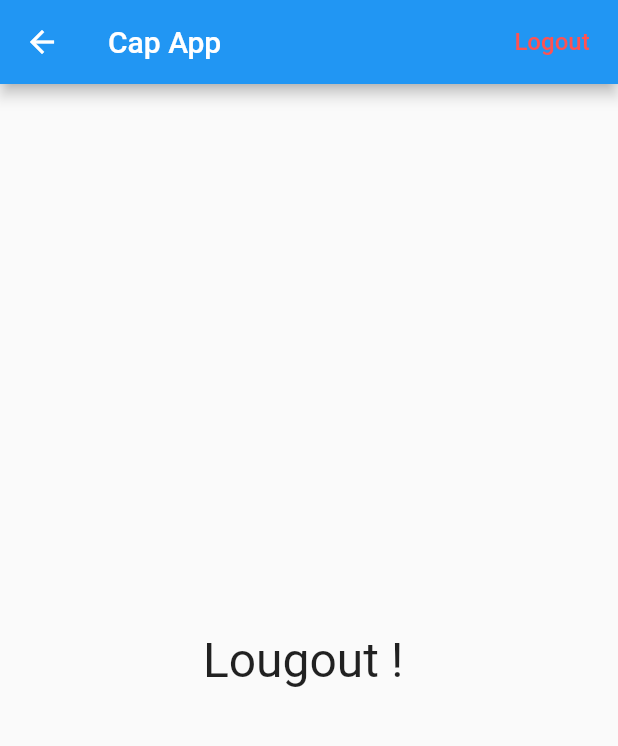
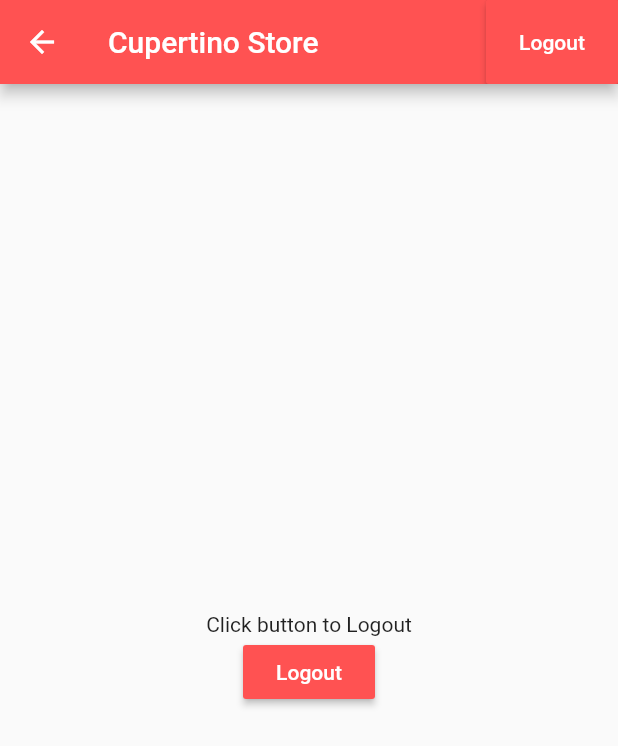
Before and after one commit to elganayasser/FlutterApp, a Flutter app: the HomePage screen opened directly, on a phone screen of 412 x 824 dp. Shown: the top 746 px of the screen. Run offline on Flutter 3.47's test engine with Material 2 defaults, Android fonts, the phone set to English and light mode, and no system bars; our stand-ins replace firebase_auth; accounts and stored records are empty.

Commit message:
final version

```diff
--- a/login_demo/lib/home_page.dart
+++ b/login_demo/lib/home_page.dart
@@ -16,18 +16,36 @@ Future navigateToSubPage(context) async {
   Widget build(BuildContext context) {
 
     return new Scaffold(
-      appBar : new AppBar (title: new Text('Cap App '),
+      appBar : new AppBar (title: new Text('Cupertino Store'),backgroundColor:Colors.redAccent,
       actions: <Widget>[
-        new FlatButton(onPressed: (){
-            auth.signOut();
+        new RaisedButton(textColor: Colors.white,
+              color: Colors.redAccent,
+              child: Text('Logout'),
+              onPressed: () {
+
+                 auth.signOut();
     navigateToSubPage(context);
-
-        },
-        child: new Text('Logout', style : new TextStyle(fontSize:16.0 , color : Colors.redAccent )))
+              },
+       ),
       ],
       ),
-      body: new Container(
-        child : new Center(child: new Text('Lougout ! ', style : new TextStyle(fontSize:32.0)) ,)
+    body: Center(
+        child: Column(
+          mainAxisAlignment: MainAxisAlignment.center,
+          children: <Widget>[
+            Text('Click button to Logout'),
+            RaisedButton(
+              textColor: Colors.white,
+              color: Colors.redAccent,
+              child: Text('Logout'),
+              onPressed: () {
+
+                 auth.signOut();
+    navigateToSubPage(context);
+              },
+            )
+          ],
+        ),
       ),
     );
   }
```
Also changed, not shown: login_demo/lib/login_page.dart (+10 -1 lines), login_demo/lib/shopping_cart_tab.dart (+127 -2 lines).
